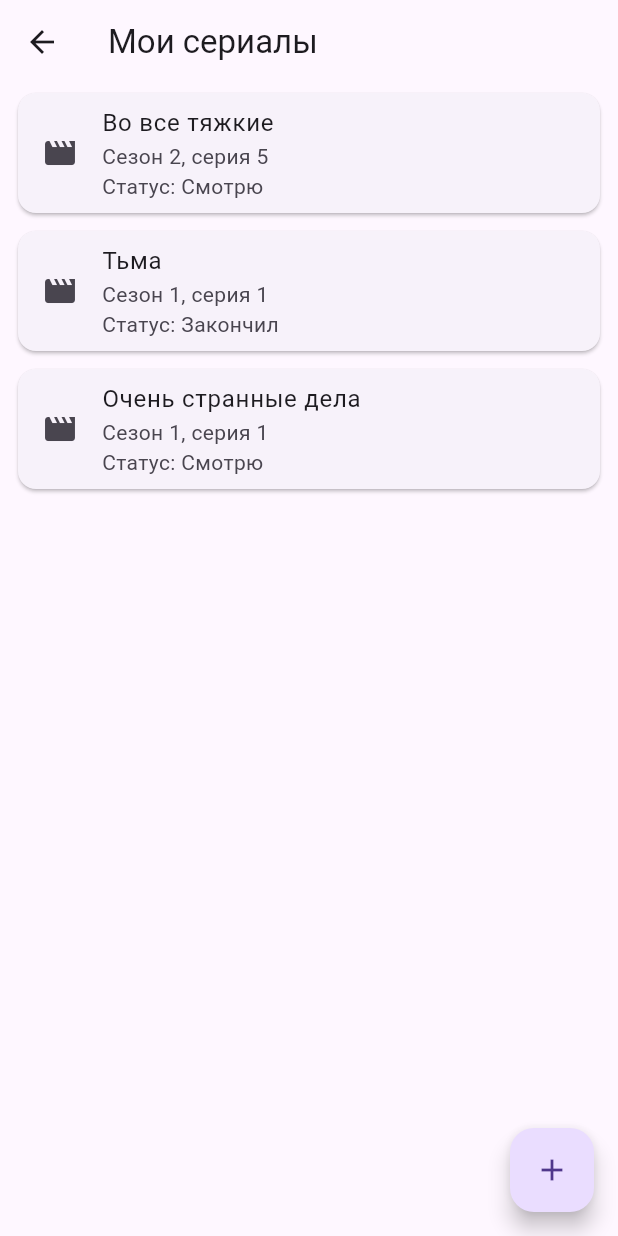
After one commit to starArsonist/series-tracker, a Flutter app: the HomeScreen screen opened by its route, on a phone screen of 412 x 824 dp. The commit adds this screen. Run offline on Flutter 3.47's test engine with Material 3 defaults, Android fonts, the phone set to English and light mode, and no system bars.

Commit message:
added series model added home screen added navigation for home screen

```diff
--- a/series_tracker/lib/main.dart
+++ b/series_tracker/lib/main.dart
@@ -1,6 +1,7 @@
 import 'package:flutter/material.dart';
 import 'screens/login_screen.dart';
 import 'screens/register_screen.dart';
+import 'screens/home_screen.dart';
 
 void main() {
   runApp(const SeriesTrackerApp());
@@ -21,6 +22,7 @@ class SeriesTrackerApp extends StatelessWidget {
       routes: {
         '/login': (context) => const LoginScreen(),
         '/register': (context) => const RegisterScreen(),
+        '/home': (context) => const HomeScreen(),
       },
     );
   }
--- /dev/null
+++ b/series_tracker/lib/models/series.dart
@@ -0,0 +1,34 @@
+enum SeriesStatus {
+  watching,
+  completed,
+  planned,
+  dropped,
+}
+
+class Series {
+  final String id;
+  String title;
+  String description;
+  int totalSeasons;
+  int totalEpisodes;
+
+  int currentSeason;
+  int currentEpisode;
+
+  SeriesStatus status;
+  String? imageUrl;
+  List<String> reviews;
+
+  Series({
+    required this.id,
+    required this.title,
+    required this.description,
+    required this.totalSeasons,
+    required this.totalEpisodes,
+    this.currentSeason = 1,
+    this.currentEpisode = 1,
+    this.status = SeriesStatus.planned,
+    this.imageUrl,
+    List<String>? reviews,
+  }) : reviews = reviews ?? [];
+}
--- /dev/null
+++ b/series_tracker/lib/screens/home_screen.dart
@@ -0,0 +1,105 @@
+import 'package:flutter/material.dart';
+import '../models/series.dart';
+
+class HomeScreen extends StatefulWidget {
+  const HomeScreen({super.key});
+
+  @override
+  State<HomeScreen> createState() => _HomeScreenState();
+}
+
+class _HomeScreenState extends State<HomeScreen> {
+  final List<Series> _seriesList = [
+    Series(
+      id: '1',
+      title: 'Во все тяжкие',
+      description: 'История школьного учителя химии...',
+      totalSeasons: 5,
+      totalEpisodes: 62,
+      currentSeason: 2,
+      currentEpisode: 5,
+      status: SeriesStatus.watching,
+    ),
+    Series(
+      id: '2',
+      title: 'Тьма',
+      description: 'Мистический сериал про путешествия во времени',
+      totalSeasons: 3,
+      totalEpisodes: 26,
+      status: SeriesStatus.completed,
+    ),
+    Series(
+      id: '2',
+      title: 'Очень странные дела',
+      description: 'Паранормальное в маленьком городке Хоукинсе',
+      totalSeasons: 5,
+      totalEpisodes: 56,
+      status: SeriesStatus.watching,
+    ),
+  ];
+
+  String _statusText(SeriesStatus status) {
+    switch (status) {
+      case SeriesStatus.watching:
+        return 'Смотрю';
+      case SeriesStatus.completed:
+        return 'Закончил';
+      case SeriesStatus.planned:
+        return 'Запланировано';
+      case SeriesStatus.dropped:
+        return 'Брошено';
+    }
+  }
+
+  @override
+  Widget build(BuildContext context) {
+    return Scaffold(
+      appBar: AppBar(
+        title: const Text('Мои сериалы'),
+      ),
+      body: ListView.builder(
+        itemCount: _seriesList.length,
+        itemBuilder: (context, index) {
+          final series = _seriesList[index];
+
+          return Card(
+            margin: const EdgeInsets.symmetric(horizontal: 12, vertical: 6),
+            child: ListTile(
+              leading: series.imageUrl != null
+                  ? Image.network(
+                series.imageUrl!,
+                width: 50,
+                fit: BoxFit.cover,
+              )
+                  : const Icon(Icons.movie),
+              title: Text(series.title),
+              subtitle: Column(
+                crossAxisAlignment: CrossAxisAlignment.start,
+                children: [
+                  Text(
+                    'Сезон ${series.currentSeason}, серия ${series
+                        .currentEpisode}',
+                  ),
+                  Text(
+                    'Статус: ${_statusText(series.status)}',
+                  ),
+                ],
+              ),
+              onTap: () {
+                // todo: переход к сериалу
+              },
+            ),
+          );
+        },
+      ),
+      floatingActionButton: FloatingActionButton(
+        onPressed: () {
+          ScaffoldMessenger.of(context).showSnackBar(
+            const SnackBar(content: Text('Экран добавления сериала')),
+          );
+        },
+        child: const Icon(Icons.add),
+      ),
+    );
+  }
+}
--- a/series_tracker/lib/screens/login_screen.dart
+++ b/series_tracker/lib/screens/login_screen.dart
@@ -20,7 +20,7 @@ class _LoginScreenState extends State<LoginScreen> {
         const SnackBar(content: Text('Успешный вход')),
       );
 
-      // Navigator.pushReplacementNamed(context, '/home');
+      Navigator.pushReplacementNamed(context, '/home');
     } else {
       ScaffoldMessenger.of(context).showSnackBar(
         const SnackBar(content: Text('Введите email и пароль')),
```
